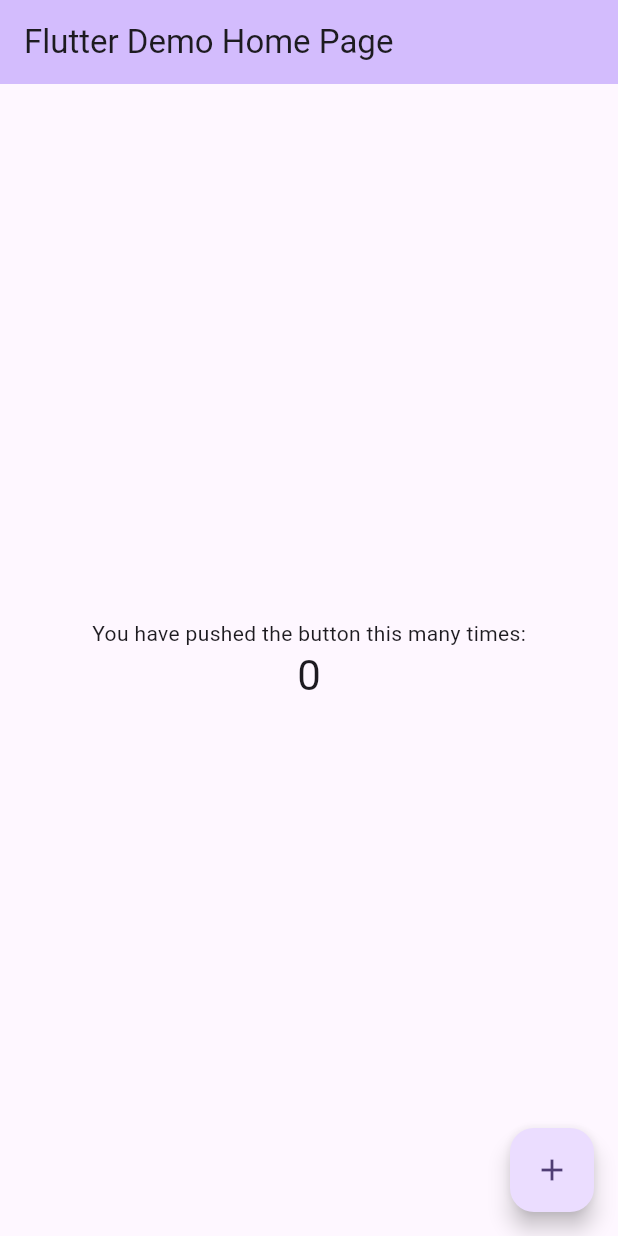
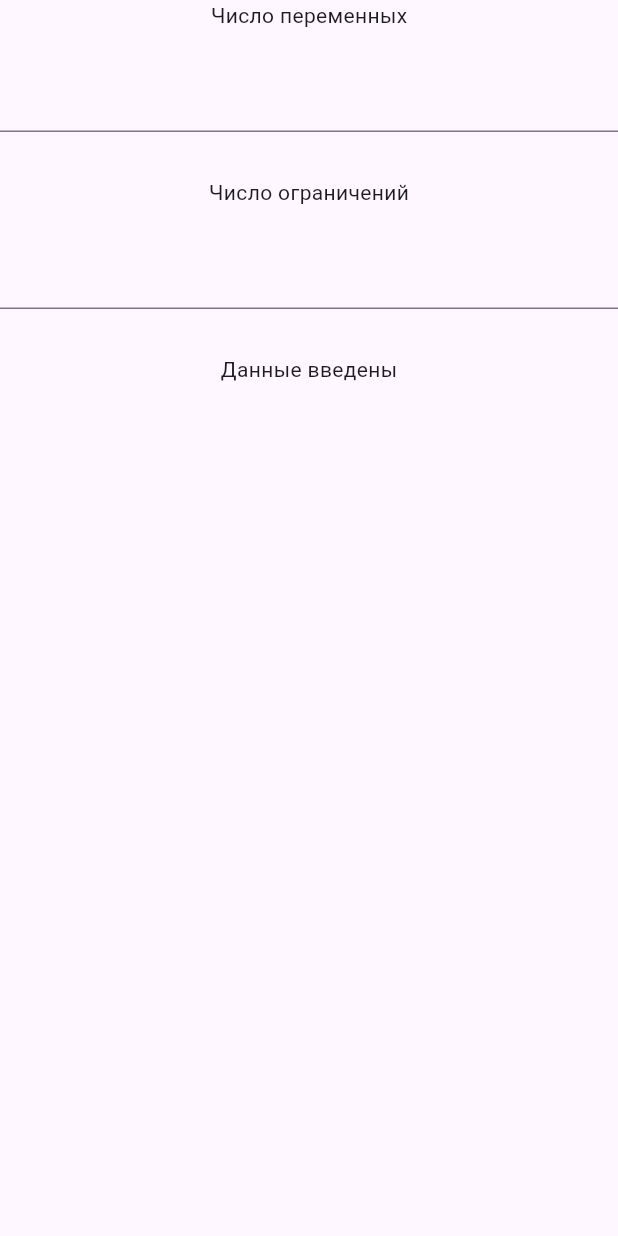
Before and after one commit to TaFo000/optimization, a Flutter app: the screen it shows after launch, on a phone screen of 412 x 824 dp. Run offline on Flutter 3.47's test engine with Material 2 defaults, Android fonts, the phone set to English and light mode, and no system bars.

Commit message:
trying with dynamic tables

```diff
--- /dev/null
+++ b/lib/home_page.dart
@@ -0,0 +1,76 @@
+import 'package:flutter/material.dart';
+
+class HomePage extends StatefulWidget {
+  const HomePage({super.key});
+
+  @override
+  State<HomePage> createState() => _HomePageState();
+}
+
+class _HomePageState extends State<HomePage> {
+  late int column;
+  late int row;
+  TextEditingController _controllerColumn = TextEditingController();
+  TextEditingController _controllerRow = TextEditingController();
+  bool isDataUnset = true;
+  List<TableRow> rows = [];
+  List<List<double>> matrix = [
+    [1.0, -1.0, 1.0, 3.0],
+    [2.0, -5.0, -1.0, 0.0],
+    [-3.0, 6.0, 0.0, -3.0],
+  ];
+
+
+  void createtable(){
+    for (int i = 0; i < row; i++) {
+      List<Widget> cells = [];
+      for (int j = 0; j < column; j++) {
+        cells.add(Container(
+          padding: EdgeInsets.all(8.0),
+          child: TextField(),
+        ));
+      }
+      rows.add(TableRow(children: cells));
+    }
+  }
+
+
+  @override
+  Widget build(BuildContext context) {
+    return Scaffold(
+      body: isDataUnset? Column(
+        children: [
+          Text("Число переменных"),
+          SizedBox(height: 20,),
+          TextField(
+            controller: _controllerColumn,
+          ),
+          SizedBox(height: 30),
+          Text("Число ограничений"),
+          SizedBox(height: 20,),
+          TextField(
+            controller: _controllerRow,
+          ),
+          SizedBox(height: 30),
+          GestureDetector(
+            onTap: (){
+              isDataUnset = !isDataUnset;
+              column = int.parse(_controllerColumn.text);
+              row = int.parse(_controllerRow.text);
+              createtable();
+              setState(() {
+
+              });
+            },
+            child: Container(child: Text("Данные введены"),),)
+        ],
+      ) : Column(
+        children: [
+          Table(
+            border: TableBorder.all(),
+            children: rows,
+          )
+      ],),
+    );
+  }
+}
--- a/lib/main.dart
+++ b/lib/main.dart
@@ -1,4 +1,5 @@
 import 'package:flutter/material.dart';
+import 'package:optimization/home_page.dart';
 
 void main() {
   runApp(const MyApp());
@@ -17,7 +18,7 @@ class MyApp extends StatelessWidget {
         colorScheme: ColorScheme.fromSeed(seedColor: Colors.deepPurple),
         useMaterial3: true,
       ),
-      home: const MyHomePage(title: 'Flutter Demo Home Page'),
+      home: HomePage(),
     );
   }
 }
```
